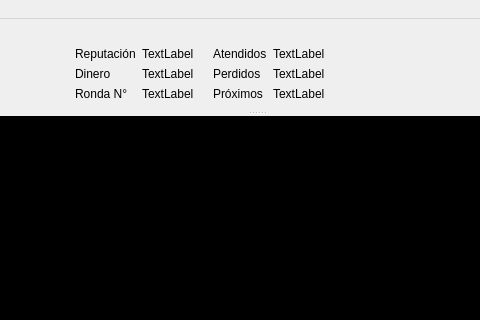
Qt form Tareas/T02/frontend/layout/game.ui (benjavicente/iic2233) before a commit; both pictures show x 127 to 607 and y 0 to 320 of the 767 by 561 pixel window.
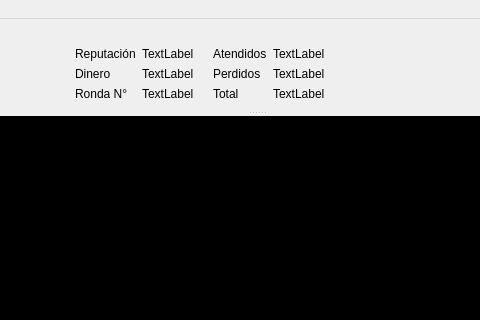
The same form after that commit. Icons and pictures are not drawn.

Diff of the .ui file:
```diff
--- a/Tareas/T02/frontend/layout/game.ui
+++ b/Tareas/T02/frontend/layout/game.ui
@@ -431,7 +431,7 @@
        <item row="2" column="0">
         <widget class="QLabel" name="label_proximos">
          <property name="text">
-          <string>Próximos</string>
+          <string>Total</string>
          </property>
         </widget>
        </item>
```
Left out of the diff: 24 changed lines with no effect on the pictures.
